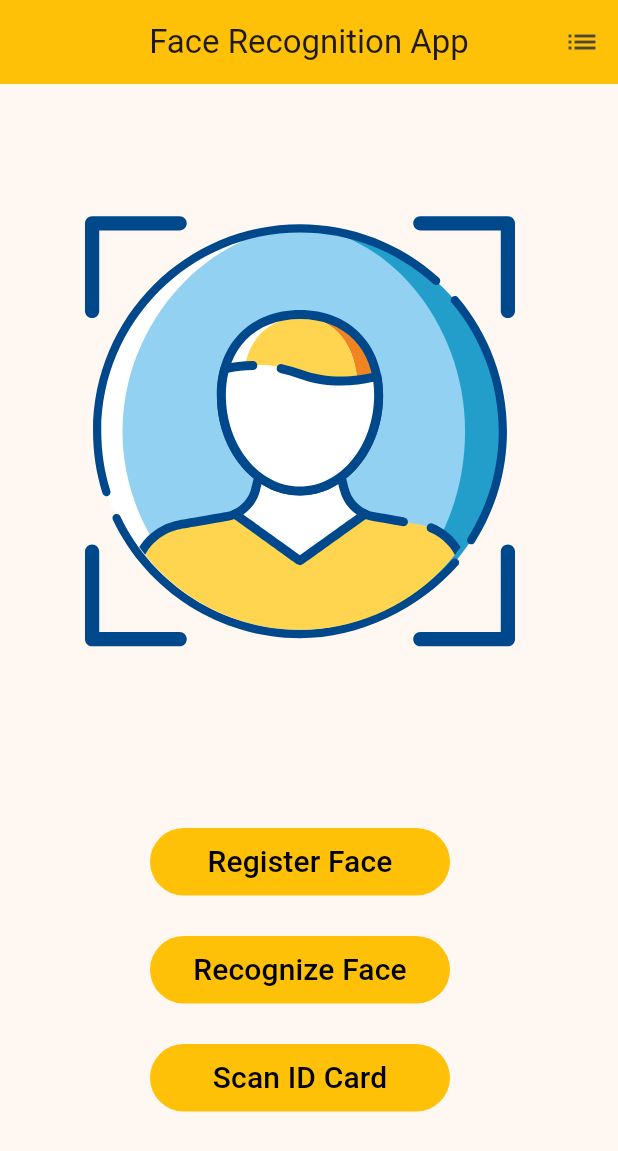
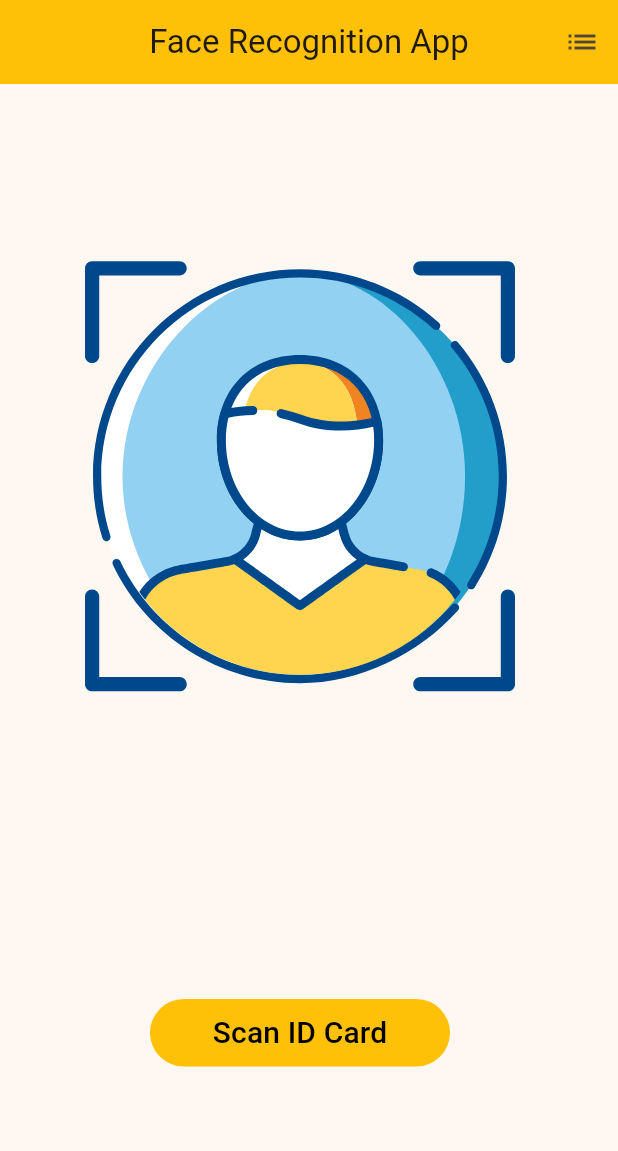
Before and after one commit to harold1194/id_orc, a Flutter app: the screen it shows after launch, on a phone screen of 412 x 824 dp. Shown: the top 1151 px of the screen. Run offline on Flutter 3.47's test engine with Material 3 defaults, Android fonts, the phone set to English and light mode, and no system bars; our stand-ins replace camera, image_picker, lottie, sqflite; missing offline and left inert: google_mlkit_commons, google_mlkit_face_detection, google_mlkit_text_recognition, tflite_flutter; accounts and stored records are empty.

Commit message:
remove recognize face

```diff
--- a/your_project_name/lib/View/home_view.dart
+++ b/your_project_name/lib/View/home_view.dart
@@ -81,43 +81,6 @@ class _HomeScreenState extends State<HomeScreen> {
             margin: const EdgeInsets.only(bottom: 50),
             child: Column(
               children: [
-                TextButton(
-                  style: TextButton.styleFrom(
-                    backgroundColor: Colors.amber,
-                    minimumSize: const Size(200, 40),
-                  ),
-                  onPressed: () {
-                    Navigator.push(
-                      context,
-                      MaterialPageRoute(
-                        builder: (context) => const RegistrationScreen(),
-                      ),
-                    );
-                  },
-                  child: const Text(
-                    "Register Face",
-                    style: TextStyle(fontSize: 20, color: Colors.black),
-                  ),
-                ),
-                const SizedBox(height: 24),
-                TextButton(
-                  style: TextButton.styleFrom(
-                    backgroundColor: Colors.amber,
-                    minimumSize: const Size(200, 40),
-                  ),
-                  onPressed: () {
-                    Navigator.push(
-                      context,
-                      MaterialPageRoute(
-                        builder: (context) => const RecognitionScreen(),
-                      ),
-                    );
-                  },
-                  child: const Text(
-                    "Recognize Face",
-                    style: TextStyle(fontSize: 20, color: Colors.black),
-                  ),
-                ),
                 const SizedBox(height: 24),
                 TextButton(
                   style: TextButton.styleFrom(
```
